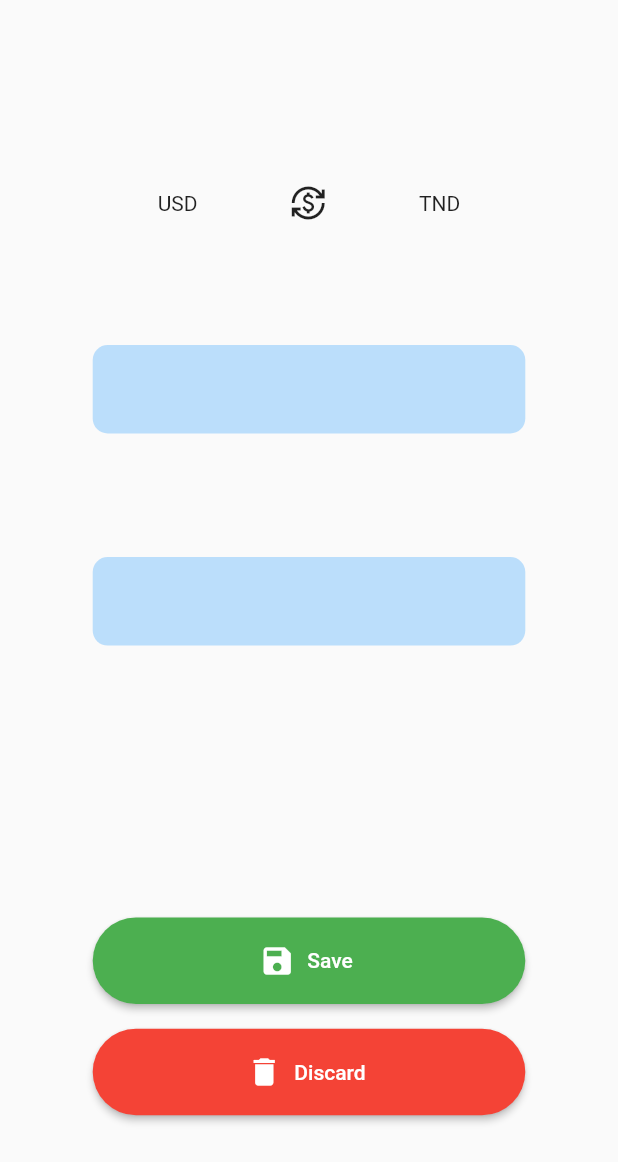
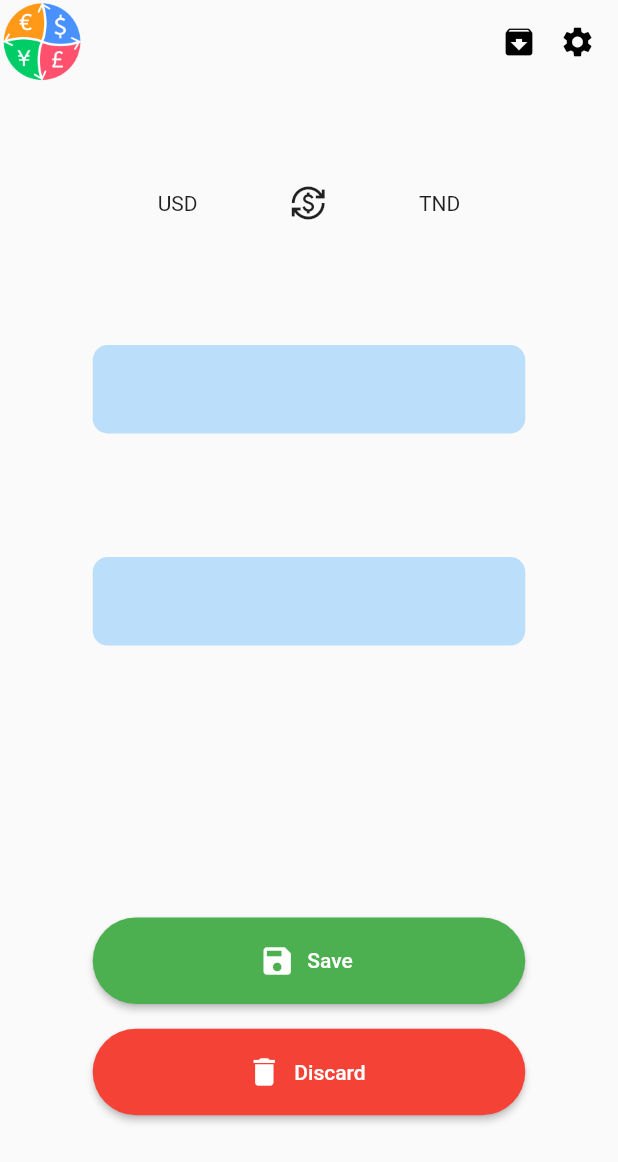
Before and after one commit to Ajlani-youssef/convertMe, a Flutter app: the HomeScreen screen opened directly, on a phone screen of 412 x 824 dp. Shown: the top 1162 px of the screen. Run offline on Flutter 3.47's test engine with Material 2 defaults, Android fonts, the phone set to English and light mode, and no system bars; accounts and stored records are empty.

Commit message:
app bar ui

```diff
--- a/lib/main.dart
+++ b/lib/main.dart
@@ -21,7 +21,7 @@
       theme: ThemeData(
         primarySwatch: Colors.blue,
       ),
-      home: const SettignsScreen(),
+      home: const ArchiveSceren(),
     );
   }
 }
--- a/lib/screens/archive/archive_screen.dart
+++ b/lib/screens/archive/archive_screen.dart
@@ -2,7 +2,7 @@ import 'package:convert_me/screens/shared/custom_button.dart';
 import 'package:flutter/material.dart';
 import 'package:intl/intl.dart';
 
-import '../shared/input.dart';
+import '../shared/custom_app_bar.dart';
 
 class ArchiveSceren extends StatelessWidget {
   const ArchiveSceren({Key? key}) : super(key: key);
@@ -13,6 +13,7 @@ class ArchiveSceren extends StatelessWidget {
     double deviceHeight = MediaQuery.of(context).size.height;
     return SafeArea(
       child: Scaffold(
+        appBar: CustomAppBar(),
         body: ListView.builder(
           itemCount: 5,
           itemBuilder: (BuildContext context, int index) {
--- a/lib/screens/home/home_screen.dart
+++ b/lib/screens/home/home_screen.dart
@@ -1,6 +1,7 @@
 import 'package:convert_me/screens/shared/custom_button.dart';
 import 'package:flutter/material.dart';
 
+import '../shared/custom_app_bar.dart';
 import '../shared/input.dart';
 
 class HomeScreen extends StatelessWidget {
@@ -12,6 +13,8 @@ class HomeScreen extends StatelessWidget {
     double deviceHeight = MediaQuery.of(context).size.height;
     return SafeArea(
       child: Scaffold(
+        appBar: CustomAppBar(),
+        extendBodyBehindAppBar: true,
         body: SingleChildScrollView(
           child: Column(
             children: [
--- /dev/null
+++ b/lib/screens/shared/custom_app_bar.dart
@@ -0,0 +1,28 @@
+import 'package:flutter/material.dart';
+
+AppBar CustomAppBar() {
+  return AppBar(
+    elevation: 0,
+    backgroundColor: Colors.transparent,
+    leading: Container(
+      decoration: const BoxDecoration(
+        image: DecorationImage(
+          image: AssetImage("assets/logo.png"),
+          fit: BoxFit.fill,
+        ),
+      ),
+    ),
+    actions: [
+      Icon(
+        Icons.archive,
+        color: Colors.black,
+      ),
+      SizedBox(width: 15),
+      Icon(
+        Icons.settings,
+        color: Colors.black,
+      ),
+      SizedBox(width: 15),
+    ],
+  );
+}
```
